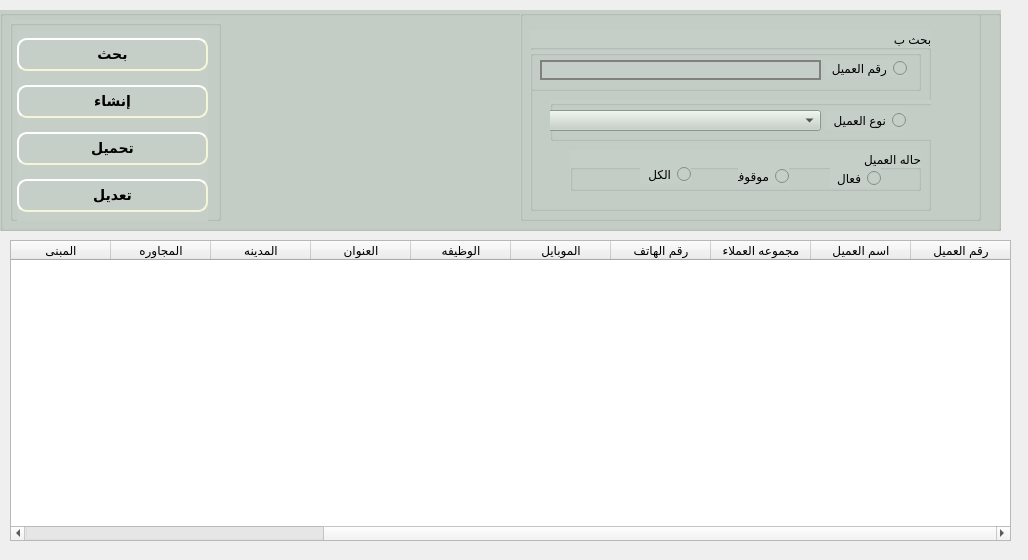
Qt form presentation/loyalty_ui/customer_display.ui (shymaa123456/HyperPOS2020) before a commit.
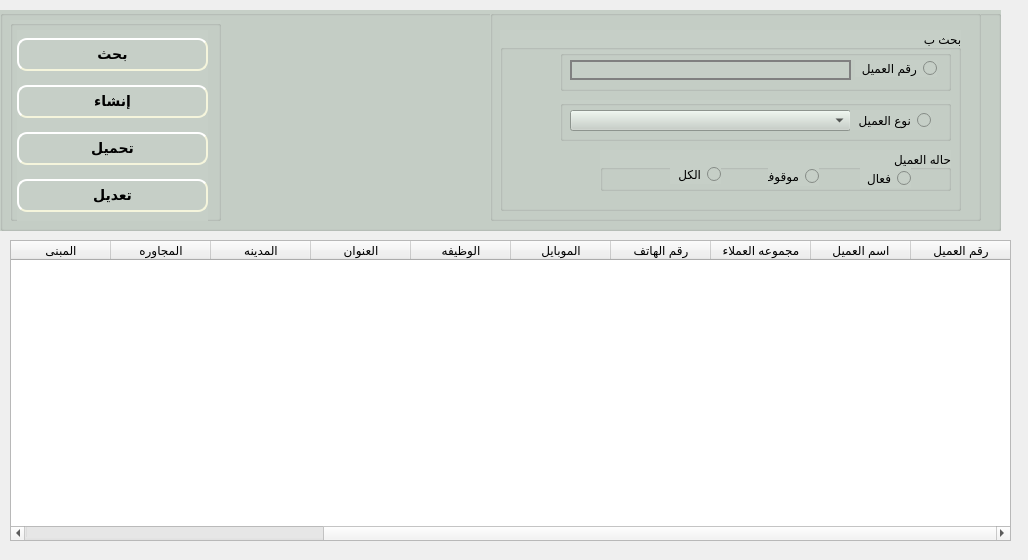
The same form after that commit.

```diff
--- a/presentation/loyalty_ui/customer_display.ui
+++ b/presentation/loyalty_ui/customer_display.ui
@@ -74,9 +74,9 @@
    <widget class="QGroupBox" name="groupBox_5">
     <property name="geometry">
      <rect>
-      <x>520</x>
+      <x>490</x>
       <y>0</y>
-      <width>461</width>
+      <width>491</width>
       <height>211</height>
      </rect>
     </property>
@@ -94,7 +94,7 @@
       <rect>
        <x>10</x>
        <y>20</y>
-       <width>401</width>
+       <width>461</width>
        <height>181</height>
       </rect>
      </property>
@@ -107,7 +107,7 @@
       </property>
       <property name="geometry">
        <rect>
-        <x>20</x>
+        <x>60</x>
         <y>70</y>
         <width>391</width>
         <height>41</height>
@@ -125,9 +125,9 @@
        </property>
        <property name="geometry">
         <rect>
-         <x>-20</x>
+         <x>10</x>
          <y>10</y>
-         <width>291</width>
+         <width>281</width>
          <height>21</height>
         </rect>
        </property>
@@ -156,7 +156,7 @@
        </property>
        <property name="geometry">
         <rect>
-         <x>275</x>
+         <x>290</x>
          <y>10</y>
          <width>81</width>
          <height>20</height>
@@ -170,7 +170,7 @@
      <widget class="QGroupBox" name="groupBox_6">
       <property name="geometry">
        <rect>
-        <x>40</x>
+        <x>100</x>
         <y>120</y>
         <width>351</width>
         <height>41</height>
@@ -246,7 +246,7 @@
       </property>
       <property name="geometry">
        <rect>
-        <x>0</x>
+        <x>60</x>
         <y>20</y>
         <width>391</width>
         <height>41</height>
```
